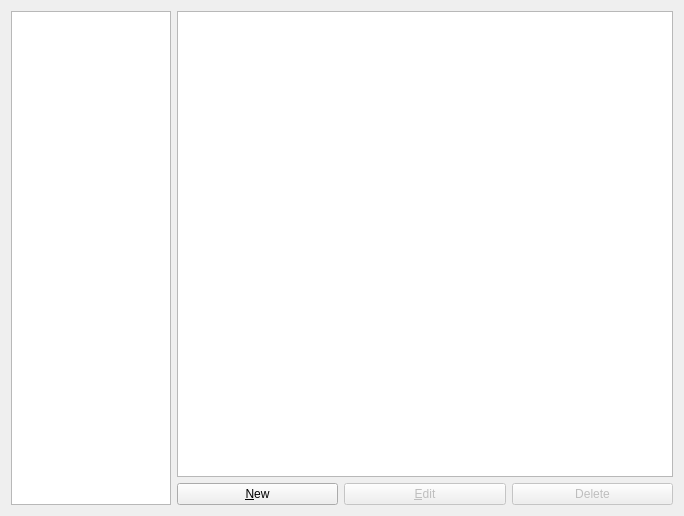
Above: gns3/modules/iou/ui/iou_device_preferences_page.ui from GNS3/gns3-gui before the change. Below: the same form after it.
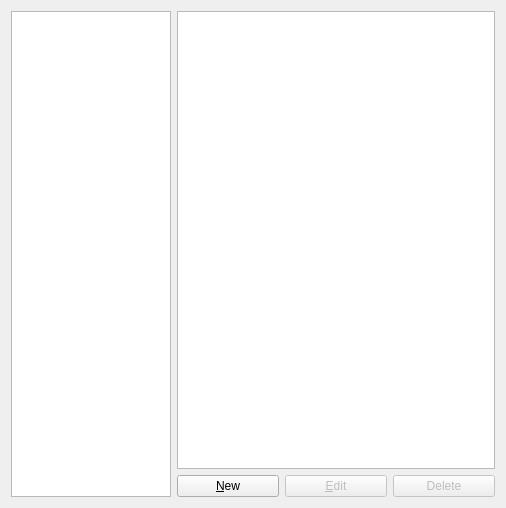
That is the form after the change.

Commit message: Remove remote servers list from module preferences + some other preferences re-factoring.

The edit to the form file:
```diff
--- a/gns3/modules/iou/ui/iou_device_preferences_page.ui
+++ b/gns3/modules/iou/ui/iou_device_preferences_page.ui
@@ -6,8 +6,8 @@
    <rect>
     <x>0</x>
     <y>0</y>
-    <width>684</width>
-    <height>516</height>
+    <width>506</width>
+    <height>508</height>
    </rect>
   </property>
   <property name="windowTitle">
@@ -56,6 +56,12 @@
    </item>
    <item row="0" column="1">
     <widget class="QTreeWidget" name="uiIOUDeviceInfoTreeWidget">
+     <property name="sizePolicy">
+      <sizepolicy hsizetype="MinimumExpanding" vsizetype="Expanding">
+       <horstretch>0</horstretch>
+       <verstretch>0</verstretch>
+      </sizepolicy>
+     </property>
      <property name="indentation">
       <number>10</number>
      </property>
```
The commit also changes 28 other files.
